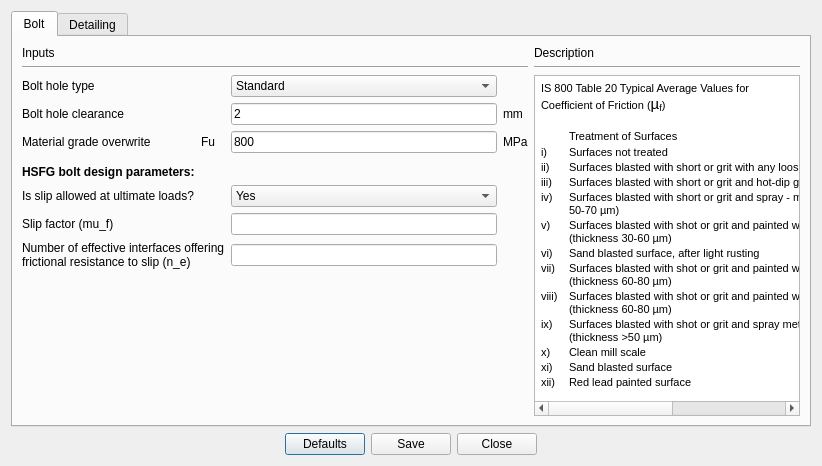
Qt form Connections/Shear/SeatedAngle/design_preferences.ui (GreatDevelopers/osdag-core) before a commit.
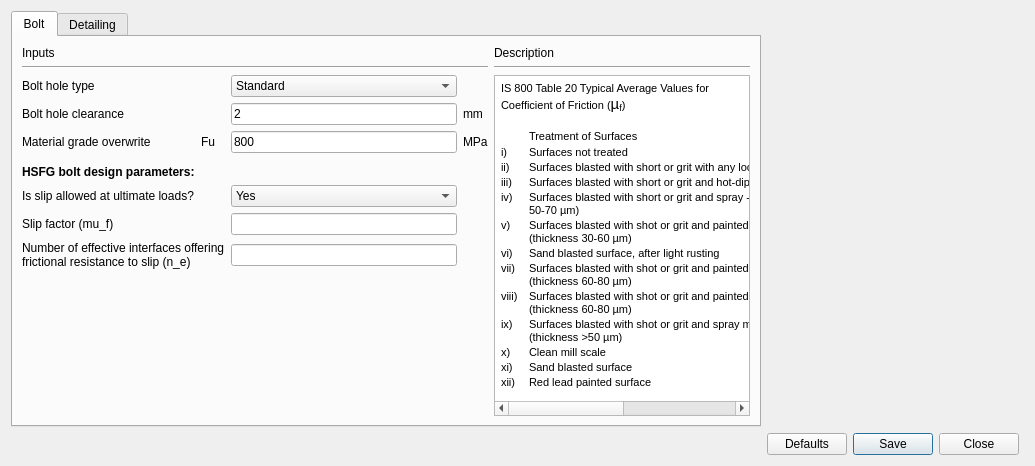
The same form after that commit.

Commit message: Feat: Add design preference .ui and .py files

Diff of the .ui file:
```diff
--- a/Connections/Shear/SeatedAngle/design_preferences.ui
+++ b/Connections/Shear/SeatedAngle/design_preferences.ui
@@ -6,7 +6,7 @@
    <rect>
     <x>0</x>
     <y>0</y>
-    <width>822</width>
+    <width>1035</width>
     <height>466</height>
    </rect>
   </property>
@@ -16,54 +16,52 @@
   <layout class="QGridLayout" name="gridLayout_5">
    <item row="1" column="0">
     <layout class="QGridLayout" name="gridLayout_2">
-     <item row="0" column="1">
-      <widget class="QPushButton" name="btn_defaults">
-       <property name="text">
-        <string>Defaults</string>
-       </property>
-      </widget>
-     </item>
-     <item row="0" column="0">
-      <spacer name="horizontalSpacer_2">
-       <property name="orientation">
-        <enum>Qt::Horizontal</enum>
-       </property>
-       <property name="sizeHint" stdset="0">
-        <size>
-         <width>28</width>
-         <height>20</height>
-        </size>
-       </property>
-      </spacer>
-     </item>
-     <item row="0" column="2">
+     <item row="1" column="2">
       <widget class="QPushButton" name="btn_save">
        <property name="text">
         <string>Save</string>
        </property>
       </widget>
      </item>
-     <item row="0" column="4">
-      <spacer name="horizontalSpacer_6">
-       <property name="orientation">
-        <enum>Qt::Horizontal</enum>
+     <item row="1" column="1">
+      <widget class="QPushButton" name="btn_defaults">
+       <property name="text">
+        <string>Defaults</string>
        </property>
-       <property name="sizeHint" stdset="0">
-        <size>
-         <width>40</width>
-         <height>20</height>
-        </size>
-       </property>
-      </spacer>
+      </widget>
      </item>
-     <item row="0" column="3">
+     <item row="1" column="3">
       <widget class="QPushButton" name="btn_close">
        <property name="text">
         <string>Close</string>
        </property>
       </widget>
      </item>
-    </layout>
+     <item row="1" column="4">
+      <spacer name="horizontalSpacer_6">
+       <property name="orientation">
+        <enum>Qt::Horizontal</enum>
+       </property>
+       <property name="sizeHint" stdset="0">
+        <size>
+         <width>40</width>
+         <height>20</height>
+        </size>
+       </property>
+      </spacer>
+     </item>
+     <item row="1" column="0">
+      <spacer name="horizontalSpacer_2">
+       <property name="orientation">
+        <enum>Qt::Horizontal</enum>
+       </property>
+       <property name="sizeHint" stdset="0">
+        <size>
+         <width>28</width>
+         <height>20</height>
+        </size>
+       </property>
+      </spacer>
    </item>
    <item row="0" column="0">
     <widget class="QTabWidget" name="tabWidget">
@@ -551,6 +549,8 @@
       </layout>
      </widget>
     </widget>
+     </item>
+    </layout>
    </item>
   </layout>
  </widget>
```
Lines whose indentation alone changed are shown as unchanged. The commit also changes 3 other files.
